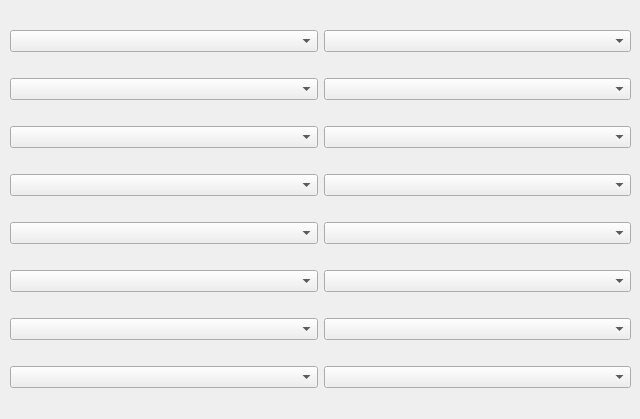
Qt form UniversalGamingApp/customlayout.ui (wicked-rose/UniversalGaming) before a commit.
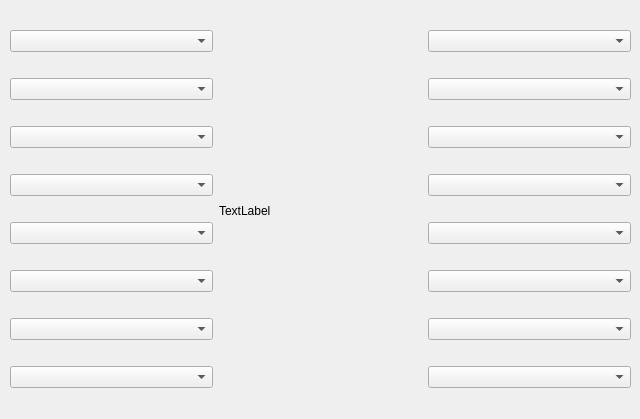
The same form after that commit.

The edit to the form file:
```diff
--- a/UniversalGamingApp/customlayout.ui
+++ b/UniversalGamingApp/customlayout.ui
@@ -51,6 +51,13 @@
       </item>
      </layout>
     </item>
+    <item>
+     <widget class="QLabel" name="label">
+      <property name="text">
+       <string>TextLabel</string>
+      </property>
+     </widget>
+    </item>
     <item>
      <layout class="QVBoxLayout" name="verticalLayout_2">
       <item>
```
